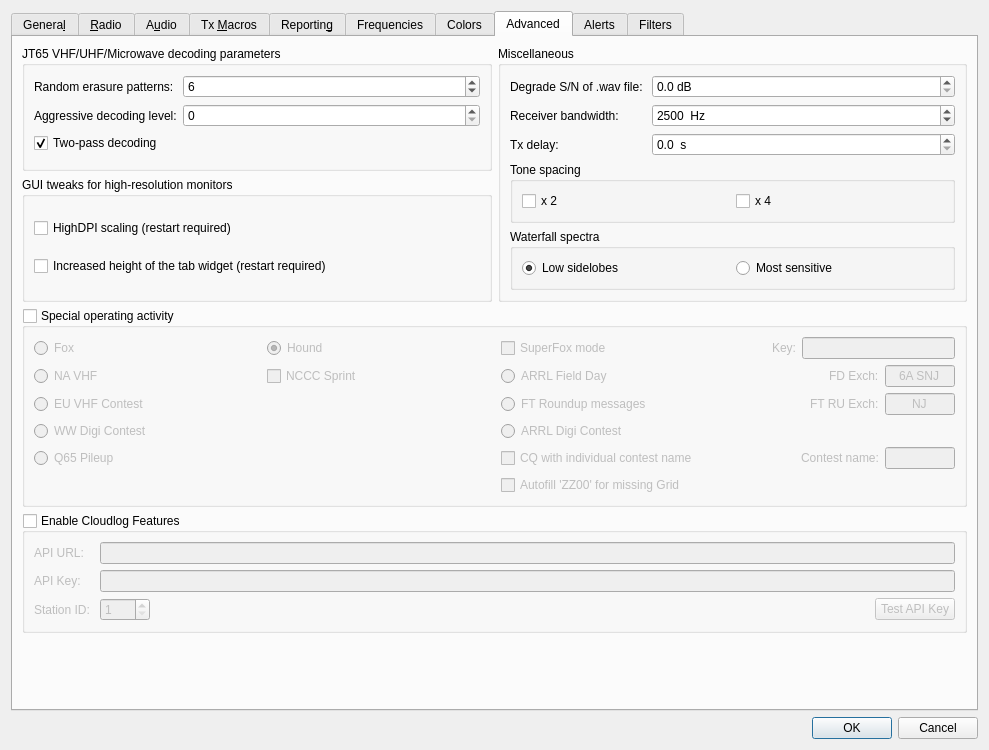
This is Configuration.ui in uaro-radio/wsjtx as Qt 5 draws it before an edit. The edited form follows.
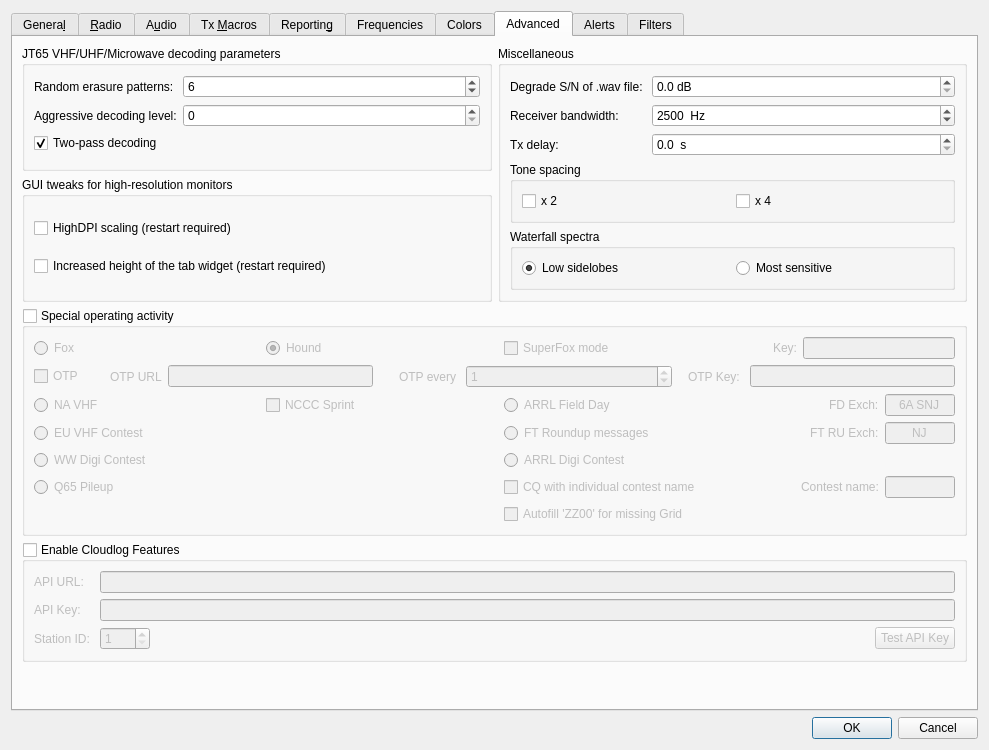
This is the edited form. The open tabs and pages were chosen to show the change. Custom widgets are drawn as their Qt base class.

Commit message: Add an option to Hide OTP messages + Switch bg color of the Hound label to green when verified is received.

```diff
--- a/Configuration.ui
+++ b/Configuration.ui
@@ -3255,157 +3255,7 @@
           <bool>false</bool>
          </property>
          <layout class="QGridLayout" name="gridLayout_15" columnstretch="1,1,0,2">
-          <item row="4" column="3">
-           <layout class="QHBoxLayout" name="horizontalLayout_24">
-            <item>
-             <widget class="QCheckBox" name="cbContestName">
-              <property name="toolTip">
-               <string>&lt;html&gt;&lt;head/&gt;&lt;body&gt;&lt;p&gt;Call CQ with an individual contest name instead of TEST, RU, or WW (for example CQ PACC).&lt;/p&gt;&lt;/body&gt;&lt;/html&gt;
-</string>
-              </property>
-              <property name="text">
-               <string>CQ with individual contest name</string>
-              </property>
-             </widget>
-            </item>
-            <item>
-             <spacer name="horizontalSpacer_12">
-              <property name="orientation">
-               <enum>Qt::Horizontal</enum>
-              </property>
-              <property name="sizeHint" stdset="0">
-               <size>
-                <width>40</width>
-                <height>20</height>
-               </size>
-              </property>
-             </spacer>
-            </item>
-            <item>
-             <layout class="QHBoxLayout" name="horizontalLayout_25">
-              <item>
-               <widget class="QLabel" name="labCN">
-                <property name="text">
-                 <string>Contest name:</string>
-                </property>
-               </widget>
-              </item>
-              <item>
-               <widget class="QLineEdit" name="Contest_Name">
-                <property name="maximumSize">
-                 <size>
-                  <width>70</width>
-                  <height>16777215</height>
-                 </size>
-                </property>
-                <property name="text">
-                 <string/>
-                </property>
-                <property name="maxLength">
-                 <number>4</number>
-                </property>
-                <property name="cursorPosition">
-                 <number>0</number>
-                </property>
-                <property name="alignment">
-                 <set>Qt::AlignCenter</set>
-                </property>
-               </widget>
-              </item>
-             </layout>
-            </item>
-           </layout>
-          </item>
-          <item row="1" column="1">
-           <widget class="QCheckBox" name="cb_NCCC_Sprint">
-            <property name="toolTip">
-             <string>&lt;html&gt;&lt;head/&gt;&lt;body&gt;&lt;p&gt;Toggle the NCCC Sprint FT4 short message protocol On/Off.&lt;/p&gt;&lt;/body&gt;&lt;/html&gt;</string>
-            </property>
-            <property name="text">
-             <string>NCCC Sprint</string>
-            </property>
-           </widget>
-          </item>
-          <item row="5" column="3">
-           <widget class="QCheckBox" name="cbZZ00">
-            <property name="toolTip">
-             <string>&lt;html&gt;&lt;head/&gt;&lt;body&gt;&lt;p&gt;Autofill 'ZZ00' in the logbook if the other station doesn't send you a grid.&lt;/p&gt;&lt;/body&gt;&lt;/html&gt;</string>
-            </property>
-            <property name="text">
-             <string>Autofill 'ZZ00' for missing Grid</string>
-            </property>
-           </widget>
-          </item>
-          <item row="4" column="0">
-           <widget class="QRadioButton" name="rbQ65pileup">
-            <property name="minimumSize">
-             <size>
-              <width>0</width>
-              <height>18</height>
-             </size>
-            </property>
-            <property name="toolTip">
-             <string>&lt;html&gt;&lt;head/&gt;&lt;body&gt;&lt;p&gt;Exchange 4-character locator instead of signal report.  Provides q3-level sensitivities for the DX operator.  Especially useful for 6m EME DXpeditions.&lt;/p&gt;&lt;/body&gt;&lt;/html&gt;</string>
-            </property>
-            <property name="text">
-             <string>Q65 Pileup</string>
-            </property>
-            <attribute name="buttonGroup">
-             <string notr="true">special_op_activity_button_group</string>
-            </attribute>
-           </widget>
-          </item>
-          <item row="0" column="3">
-           <layout class="QHBoxLayout" name="foxLayout_23" stretch="0,1,0,1">
-            <item>
-             <widget class="QCheckBox" name="cbSuperFox">
-              <property name="toolTip">
-               <string>&lt;html&gt;&lt;head/&gt;&lt;body&gt;&lt;p&gt;Check this box to transmit (Fox) or receive (Hound) the SuperFox waveform.&lt;/p&gt;&lt;/body&gt;&lt;/html&gt;</string>
-              </property>
-              <property name="text">
-               <string>SuperFox mode</string>
-              </property>
-             </widget>
-            </item>
-            <item>
-             <spacer name="horizontalSpacer_16">
-              <property name="orientation">
-               <enum>Qt::Horizontal</enum>
-              </property>
-              <property name="sizeHint" stdset="0">
-               <size>
-                <width>40</width>
-                <height>20</height>
-               </size>
-              </property>
-             </spacer>
-            </item>
-            <item>
-             <widget class="QLabel" name="sfkey_label">
-              <property name="text">
-               <string>Key:</string>
-              </property>
-             </widget>
-            </item>
-            <item>
-             <widget class="QLineEdit" name="FoxKey">
-              <property name="minimumSize">
-               <size>
-                <width>70</width>
-                <height>0</height>
-               </size>
-              </property>
-              <property name="toolTip">
-               <string>&lt;html&gt;&lt;head/&gt;&lt;body&gt;&lt;p&gt;SuperFox operator must enter a valid key to enable transmission.&lt;/p&gt;&lt;/body&gt;&lt;/html&gt;</string>
-              </property>
-              <property name="alignment">
-               <set>Qt::AlignCenter</set>
-              </property>
-             </widget>
-            </item>
-           </layout>
-          </item>
-          <item row="1" column="0">
+          <item row="2" column="0">
            <widget class="QRadioButton" name="rbNA_VHF_Contest">
             <property name="sizePolicy">
              <sizepolicy hsizetype="Minimum" vsizetype="Preferred">
@@ -3427,42 +3277,20 @@
             </attribute>
            </widget>
           </item>
-          <item row="3" column="3">
-           <widget class="QRadioButton" name="rbARRL_Digi">
+          <item row="6" column="3">
+           <widget class="QCheckBox" name="cbZZ00">
             <property name="toolTip">
              <string>&lt;html&gt;&lt;head/&gt;&lt;body&gt;&lt;p&gt;ARRL International Digital Contest&lt;/p&gt;&lt;/body&gt;&lt;/html&gt;</string>
             </property>
             <property name="text">
-             <string>ARRL Digi Contest</string>
+             <string>Autofill 'ZZ00' for missing Grid</string>
             </property>
             <attribute name="buttonGroup">
              <string notr="true">special_op_activity_button_group</string>
             </attribute>
            </widget>
           </item>
-          <item row="3" column="0">
-           <widget class="QRadioButton" name="rbWW_DIGI">
-            <property name="minimumSize">
-             <size>
-              <width>0</width>
-              <height>18</height>
-             </size>
-            </property>
-            <property name="toolTip">
-             <string>&lt;html&gt;&lt;head/&gt;&lt;body&gt;&lt;p&gt;World-Wide Digi-mode contest&lt;/p&gt;&lt;p&gt;&lt;br/&gt;&lt;/p&gt;&lt;/body&gt;&lt;/html&gt;</string>
-            </property>
-            <property name="accessibleName">
-             <string>WW Digital Contest</string>
-            </property>
-            <property name="text">
-             <string>WW Digi Contest</string>
-            </property>
-            <attribute name="buttonGroup">
-             <string notr="true">special_op_activity_button_group</string>
-            </attribute>
-           </widget>
-          </item>
-          <item row="1" column="3">
+          <item row="2" column="3">
            <layout class="QHBoxLayout" name="horizontalLayout_17" stretch="2,1,1">
             <item>
              <widget class="QRadioButton" name="rbField_Day">
@@ -3531,29 +3359,57 @@
             </item>
            </layout>
           </item>
-          <item row="2" column="0">
-           <widget class="QRadioButton" name="rbEU_VHF_Contest">
-            <property name="sizePolicy">
-             <sizepolicy hsizetype="Minimum" vsizetype="Preferred">
-              <horstretch>0</horstretch>
-              <verstretch>0</verstretch>
-             </sizepolicy>
-            </property>
-            <property name="toolTip">
-             <string>&lt;html&gt;&lt;head/&gt;&lt;body&gt;&lt;p&gt;European VHF+ contests requiring a signal report, serial number, and 6-character locator.&lt;/p&gt;&lt;/body&gt;&lt;/html&gt;</string>
-            </property>
-            <property name="accessibleName">
-             <string>EU VHF Contest</string>
-            </property>
-            <property name="text">
-             <string>EU VHF Contest</string>
-            </property>
-            <attribute name="buttonGroup">
-             <string notr="true">special_op_activity_button_group</string>
-            </attribute>
-           </widget>
+          <item row="0" column="3">
+           <layout class="QHBoxLayout" name="foxLayout_23" stretch="0,1,0,1">
+            <item>
+             <widget class="QCheckBox" name="cbSuperFox">
+              <property name="toolTip">
+               <string>&lt;html&gt;&lt;head/&gt;&lt;body&gt;&lt;p&gt;Check this box to transmit (Fox) or receive (Hound) the SuperFox waveform.&lt;/p&gt;&lt;/body&gt;&lt;/html&gt;</string>
+              </property>
+              <property name="text">
+               <string>SuperFox mode</string>
+              </property>
+             </widget>
+            </item>
+            <item>
+             <spacer name="horizontalSpacer_16">
+              <property name="orientation">
+               <enum>Qt::Orientation::Horizontal</enum>
+              </property>
+              <property name="sizeHint" stdset="0">
+               <size>
+                <width>40</width>
+                <height>20</height>
+               </size>
+              </property>
+             </spacer>
+            </item>
+            <item>
+             <widget class="QLabel" name="sfkey_label">
+              <property name="text">
+               <string>Key:</string>
+              </property>
+             </widget>
+            </item>
+            <item>
+             <widget class="QLineEdit" name="FoxKey">
+              <property name="minimumSize">
+               <size>
+                <width>70</width>
+                <height>0</height>
+               </size>
+              </property>
+              <property name="toolTip">
+               <string>&lt;html&gt;&lt;head/&gt;&lt;body&gt;&lt;p&gt;SuperFox operator must enter a valid key to enable transmission.&lt;/p&gt;&lt;/body&gt;&lt;/html&gt;</string>
+              </property>
+              <property name="alignment">
+               <set>Qt::AlignmentFlag::AlignCenter</set>
+              </property>
+             </widget>
+            </item>
+           </layout>
           </item>
-          <item row="2" column="3">
+          <item row="3" column="3">
            <layout class="QHBoxLayout" name="horizontalLayout_18" stretch="2,1,1">
             <item>
              <widget class="QRadioButton" name="rbRTTY_Roundup">
@@ -3622,8 +3478,75 @@
             </item>
            </layout>
           </item>
-          <item row="0" column="1">
-           <widget class="QRadioButton" name="rbHound">
+          <item row="5" column="3">
+           <layout class="QHBoxLayout" name="horizontalLayout_24">
+            <item>
+             <widget class="QCheckBox" name="cbContestName">
+              <property name="toolTip">
+               <string>&lt;html&gt;&lt;head/&gt;&lt;body&gt;&lt;p&gt;Call CQ with an individual contest name instead of TEST, RU, or WW (for example CQ PACC).&lt;/p&gt;&lt;/body&gt;&lt;/html&gt;
+</string>
+              </property>
+              <property name="text">
+               <string>CQ with individual contest name</string>
+              </property>
+             </widget>
+            </item>
+            <item>
+             <spacer name="horizontalSpacer_12">
+              <property name="orientation">
+               <enum>Qt::Orientation::Horizontal</enum>
+              </property>
+              <property name="sizeHint" stdset="0">
+               <size>
+                <width>40</width>
+                <height>20</height>
+               </size>
+              </property>
+             </spacer>
+            </item>
+            <item>
+             <layout class="QHBoxLayout" name="horizontalLayout_25">
+              <item>
+               <widget class="QLabel" name="labCN">
+                <property name="text">
+                 <string>Contest name:</string>
+                </property>
+               </widget>
+              </item>
+              <item>
+               <widget class="QLineEdit" name="Contest_Name">
+                <property name="maximumSize">
+                 <size>
+                  <width>70</width>
+                  <height>16777215</height>
+                 </size>
+                </property>
+                <property name="text">
+                 <string/>
+                </property>
+                <property name="maxLength">
+                 <number>4</number>
+                </property>
+                <property name="cursorPosition">
+                 <number>0</number>
+                </property>
+                <property name="alignment">
+                 <set>Qt::AlignmentFlag::AlignCenter</set>
+                </property>
+               </widget>
+              </item>
+             </layout>
+            </item>
+           </layout>
+          </item>
+          <item row="3" column="0">
+           <widget class="QRadioButton" name="rbEU_VHF_Contest">
+            <property name="sizePolicy">
+             <sizepolicy hsizetype="Minimum" vsizetype="Preferred">
+              <horstretch>0</horstretch>
+              <verstretch>0</verstretch>
+             </sizepolicy>
+            </property>
             <property name="toolTip">
              <string>&lt;html&gt;&lt;head/&gt;&lt;body&gt;&lt;p&gt;FT8 DXpedition mode:  Hound operator calling the DX.&lt;/p&gt;&lt;/body&gt;&lt;/html&gt;</string>
             </property>
@@ -3631,10 +3554,36 @@
              <string>Hound</string>
             </property>
             <property name="text">
-             <string>Hound</string>
+             <string>EU VHF Contest</string>
             </property>
-            <property name="checked">
-             <bool>true</bool>
+            <attribute name="buttonGroup">
+             <string notr="true">special_op_activity_button_group</string>
+            </attribute>
+           </widget>
+          </item>
+          <item row="2" column="1">
+           <widget class="QCheckBox" name="cb_NCCC_Sprint">
+            <property name="toolTip">
+             <string>&lt;html&gt;&lt;head/&gt;&lt;body&gt;&lt;p&gt;Toggle the NCCC Sprint FT4 short message protocol On/Off.&lt;/p&gt;&lt;/body&gt;&lt;/html&gt;</string>
+            </property>
+            <property name="text">
+             <string>NCCC Sprint</string>
+            </property>
+           </widget>
+          </item>
+          <item row="5" column="0">
+           <widget class="QRadioButton" name="rbQ65pileup">
+            <property name="minimumSize">
+             <size>
+              <width>0</width>
+              <height>18</height>
+             </size>
+            </property>
+            <property name="toolTip">
+             <string>&lt;html&gt;&lt;head/&gt;&lt;body&gt;&lt;p&gt;Exchange 4-character locator instead of signal report.  Provides q3-level sensitivities for the DX operator.  Especially useful for 6m EME DXpeditions.&lt;/p&gt;&lt;/body&gt;&lt;/html&gt;</string>
+            </property>
+            <property name="text">
+             <string>Q65 Pileup</string>
             </property>
             <attribute name="buttonGroup">
              <string notr="true">special_op_activity_button_group</string>
@@ -3660,6 +3609,167 @@
             </attribute>
            </widget>
           </item>
+          <item row="4" column="0">
+           <widget class="QRadioButton" name="rbWW_DIGI">
+            <property name="minimumSize">
+             <size>
+              <width>0</width>
+              <height>18</height>
+             </size>
+            </property>
+            <property name="toolTip">
+             <string>&lt;html&gt;&lt;head/&gt;&lt;body&gt;&lt;p&gt;World-Wide Digi-mode contest&lt;/p&gt;&lt;p&gt;&lt;br/&gt;&lt;/p&gt;&lt;/body&gt;&lt;/html&gt;</string>
+            </property>
+            <property name="accessibleName">
+             <string>WW Digital Contest</string>
+            </property>
+            <property name="text">
+             <string>WW Digi Contest</string>
+            </property>
+            <attribute name="buttonGroup">
+             <string notr="true">special_op_activity_button_group</string>
+            </attribute>
+           </widget>
+          </item>
+          <item row="0" column="1">
+           <widget class="QRadioButton" name="rbHound">
+            <property name="toolTip">
+             <string>&lt;html&gt;&lt;head/&gt;&lt;body&gt;&lt;p&gt;FT8 DXpedition mode:  Hound operator calling the DX.&lt;/p&gt;&lt;/body&gt;&lt;/html&gt;</string>
+            </property>
+            <property name="accessibleName">
+             <string>Hound</string>
+            </property>
+            <property name="text">
+             <string>Hound</string>
+            </property>
+            <property name="checked">
+             <bool>true</bool>
+            </property>
+            <attribute name="buttonGroup">
+             <string notr="true">special_op_activity_button_group</string>
+            </attribute>
+           </widget>
+          </item>
+          <item row="4" column="3">
+           <widget class="QRadioButton" name="rbARRL_Digi">
+            <property name="toolTip">
+             <string>&lt;html&gt;&lt;head/&gt;&lt;body&gt;&lt;p&gt;ARRL International Digital Contest&lt;/p&gt;&lt;/body&gt;&lt;/html&gt;</string>
+            </property>
+            <property name="text">
+             <string>ARRL Digi Contest</string>
+            </property>
+            <attribute name="buttonGroup">
+             <string notr="true">special_op_activity_button_group</string>
+            </attribute>
+           </widget>
+          </item>
+          <item row="1" column="0" colspan="4">
+           <layout class="QHBoxLayout" name="OTP_Layout" stretch="0,0,0,1,0,0,1,0,0,1">
+            <item>
+             <widget class="QCheckBox" name="cbOTP">
+              <property name="toolTip">
+               <string>&lt;html&gt;&lt;head/&gt;&lt;body&gt;&lt;p&gt;Click to enable OTP method of Fox verification. Requires internet.&lt;/p&gt;&lt;/body&gt;&lt;/html&gt;</string>
+              </property>
+              <property name="text">
+               <string>OTP</string>
+              </property>
+             </widget>
+            </item>
+            <item>
+             <spacer name="horizontalSpacer_11">
+              <property name="orientation">
+               <enum>Qt::Orientation::Horizontal</enum>
+              </property>
+              <property name="sizeHint" stdset="0">
+               <size>
+                <width>20</width>
+                <height>20</height>
+               </size>
+              </property>
+             </spacer>
+            </item>
+            <item>
+             <widget class="QLabel" name="lblOTPUrl">
+              <property name="text">
+               <string>OTP URL</string>
+              </property>
+             </widget>
+            </item>
+            <item>
+             <widget class="QLineEdit" name="OTPUrl">
+              <property name="toolTip">
+               <string>&lt;html&gt;&lt;head/&gt;&lt;body&gt;&lt;p&gt;URL used to verify OTP codes.&lt;/p&gt;&lt;/body&gt;&lt;/html&gt;</string>
+              </property>
+             </widget>
+            </item>
+            <item>
+             <spacer name="horizontalSpacer_15">
+              <property name="orientation">
+               <enum>Qt::Orientation::Horizontal</enum>
+              </property>
+              <property name="sizeHint" stdset="0">
+               <size>
+                <width>20</width>
+                <height>20</height>
+               </size>
+              </property>
+             </spacer>
+            </item>
+            <item>
+             <widget class="QLabel" name="lblOTPEvery">
+              <property name="text">
+               <string>OTP every </string>
+              </property>
+             </widget>
+            </item>
+            <item>
+             <widget class="QSpinBox" name="sbOTPinterval">
+              <property name="toolTip">
+               <string>&lt;html&gt;&lt;head/&gt;&lt;body&gt;&lt;p&gt;How many cycles between sends of the OTP.&lt;/p&gt;&lt;/body&gt;&lt;/html&gt;</string>
+              </property>
+              <property name="maximum">
+               <number>20</number>
+              </property>
+              <property name="value">
+               <number>1</number>
+              </property>
+             </widget>
+            </item>
+            <item>
+             <spacer name="horizontalSpacer_17">
+              <property name="orientation">
+               <enum>Qt::Orientation::Horizontal</enum>
+              </property>
+              <property name="sizeHint" stdset="0">
+               <size>
+                <width>10</width>
+                <height>20</height>
+               </size>
+              </property>
+             </spacer>
+            </item>
+            <item>
+             <widget class="QLabel" name="lblOTPSeed">
+              <property name="text">
+               <string>OTP Key: </string>
+              </property>
+             </widget>
+            </item>
+            <item>
+             <widget class="QLineEdit" name="OTPSeed">
+              <property name="minimumSize">
+               <size>
+                <width>70</width>
+                <height>0</height>
+               </size>
+              </property>
+              <property name="toolTip">
+               <string>&lt;html&gt;&lt;head/&gt;&lt;body&gt;&lt;p&gt;Fox's key to generate OTP Codes.&lt;/p&gt;&lt;/body&gt;&lt;/html&gt;</string>
+              </property>
+             </widget>
+            </item>
+           </layout>
+          </item>
          </layout>
         </widget>
        </item>
```
Left out of the diff: 169 changed lines with no effect on the pictures. The commit also changes 17 other files.
